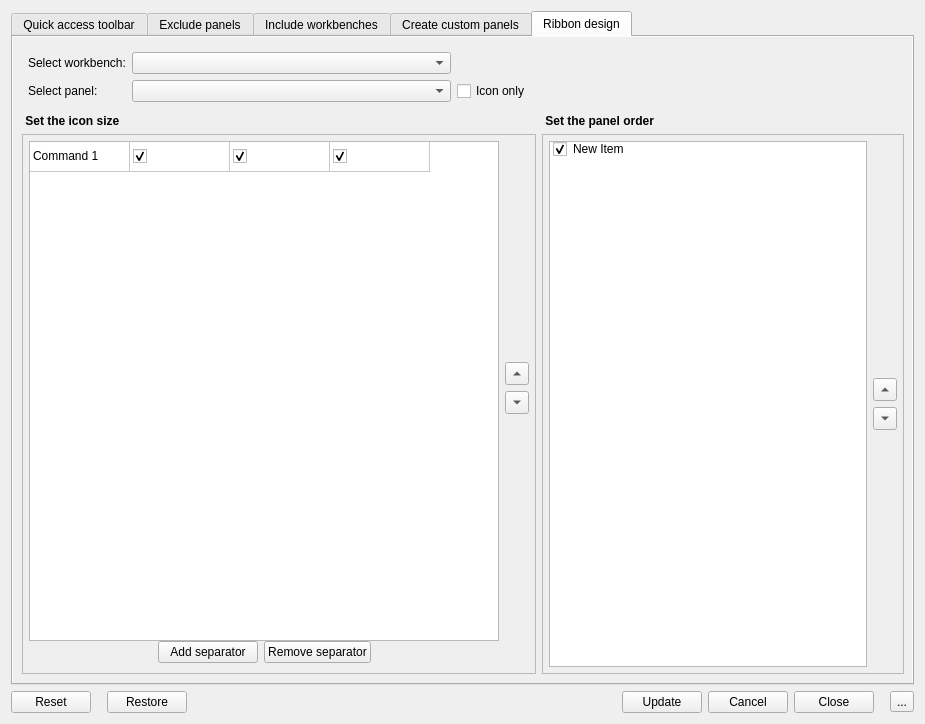
First picture: the form in Resources/ui/Design.ui, repository APEbbers/FreeCAD-Ribbon, before the edit.
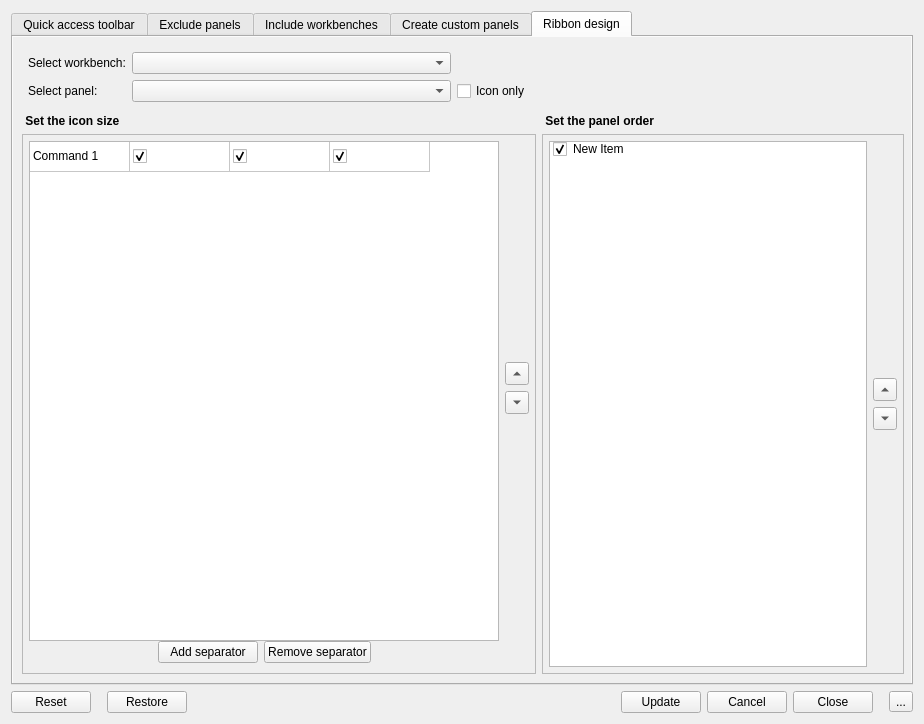
Second picture: the form after the edit.

Commit message: The design dialog can be strecht now - 2

Diff of the .ui file:
```diff
--- a/Resources/ui/Design.ui
+++ b/Resources/ui/Design.ui
@@ -9,12 +9,12 @@
    <rect>
     <x>0</x>
     <y>0</y>
-    <width>925</width>
+    <width>924</width>
     <height>724</height>
    </rect>
   </property>
   <property name="sizePolicy">
-   <sizepolicy hsizetype="Preferred" vsizetype="Preferred">
+   <sizepolicy hsizetype="MinimumExpanding" vsizetype="MinimumExpanding">
     <horstretch>0</horstretch>
     <verstretch>0</verstretch>
    </sizepolicy>
```
The commit also changes 2 other files.
